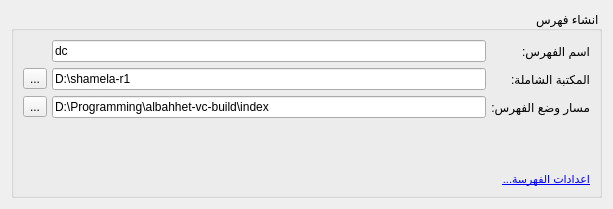
This is src/shamelaindexerwidget.ui in boussouira/albahhet as Qt 5 draws it before an edit. The edited form follows.
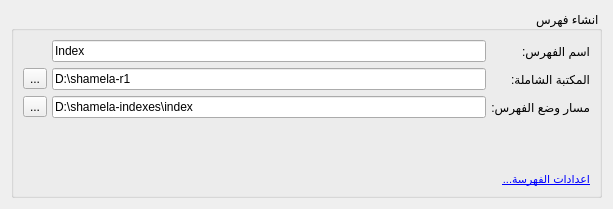
This is the edited form.

Diff of the .ui file:
```diff
--- a/src/shamelaindexerwidget.ui
+++ b/src/shamelaindexerwidget.ui
@@ -81,7 +81,7 @@
                </sizepolicy>
               </property>
               <property name="text">
-               <string>dc</string>
+               <string>Index</string>
               </property>
              </widget>
             </item>
@@ -91,7 +91,7 @@
                <enum>Qt::LeftToRight</enum>
               </property>
               <property name="text">
-               <string>D:\Programming\albahhet-vc-build\index</string>
+               <string>D:\shamela-indexes\index</string>
               </property>
              </widget>
             </item>
```
